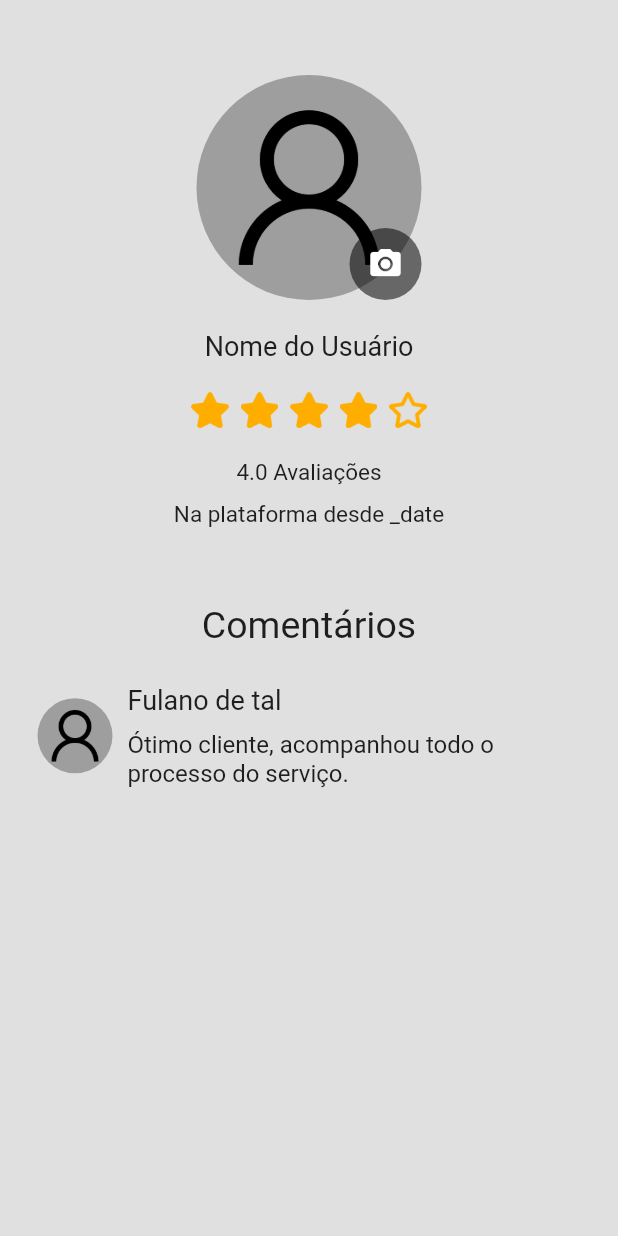
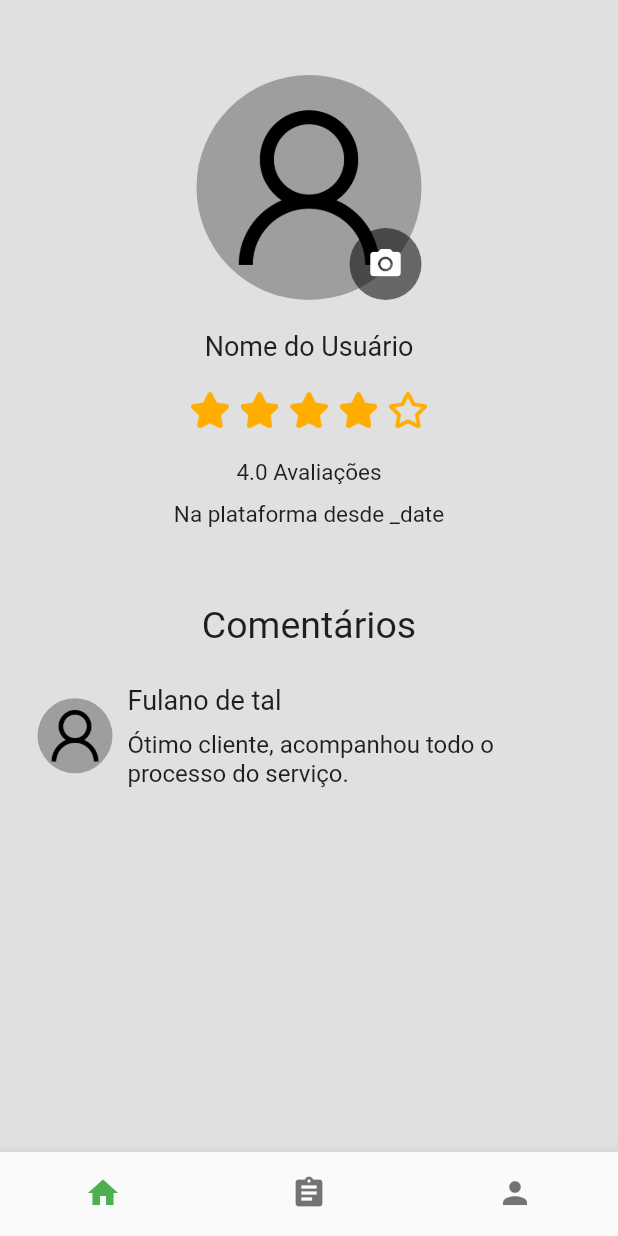
Before and after one commit to Vitkinn/find-services, a Flutter app: the screen it shows after launch, on a phone screen of 412 x 824 dp. Run offline on Flutter 3.47's test engine with Material 2 defaults, Android fonts, the phone set to English and light mode, and no system bars; drawn by our look-alikes of flutter_rating_bar; our stand-ins replace dartz, dio, flutter_modular.

Commit message:
Footbar component

```diff
--- /dev/null
+++ b/lib/src/modules/shared/components/footbar.dart
@@ -0,0 +1,37 @@
+import 'package:flutter/material.dart';
+
+class FootBar extends StatelessWidget {
+  final int _currentIndex = 0;
+
+  const FootBar({super.key});
+
+  /*void _onTabTapped(int index) {
+    setState(() {
+      _currentIndex = index;
+    });
+  }*/
+
+  @override
+  Widget build(BuildContext context) {
+    return BottomNavigationBar(
+      currentIndex: _currentIndex,
+      //onTap: _onTabTapped,
+      showSelectedLabels: false,
+      showUnselectedLabels: false,
+      items: const [
+        BottomNavigationBarItem(
+          icon: Icon(Icons.home),
+          label: '',
+        ),
+        BottomNavigationBarItem(
+          icon: Icon(Icons.assignment),
+          label: '',
+        ),
+        BottomNavigationBarItem(
+          icon: Icon(Icons.person),
+          label: '',
+        ),
+      ],
+    );
+  }
+}
--- a/lib/src/modules/user/presentation/pages/profile_page.dart
+++ b/lib/src/modules/user/presentation/pages/profile_page.dart
@@ -1,5 +1,6 @@
 import 'package:flutter/material.dart';
 import 'package:flutter_rating_bar/flutter_rating_bar.dart';
+import 'package:tcc_frontend/src/modules/shared/components/footbar.dart';
 
 class ProfilePage extends StatelessWidget {
   const ProfilePage({super.key});
@@ -105,39 +106,13 @@ class ProfilePage extends StatelessWidget {
                       )
                     ],
                   ),
-                )
-                // const Padding(
-                //   padding: EdgeInsets.symmetric(horizontal: 50),
-                //   child: Row(
-                //     children: [
-                //       CircleAvatar(
-                //         radius: 25,
-                //         backgroundImage:
-                //             AssetImage('lib/assets/images/user_icon.png'),
-                //         backgroundColor: Colors.grey,
-                //       ),
-                //       SizedBox(width: 10),
-                //       Column(
-                //           crossAxisAlignment: CrossAxisAlignment.start,
-                //           children: [
-                //             Text(
-                //               'Fulano de tal',
-                //               style: TextStyle(fontSize: 18),
-                //             ),
-                //             SizedBox(height: 10),
-                //             Text(
-                //               'Ótimo cliente, acompanhou todo o processo do serviço.',
-                //               style: TextStyle(fontSize: 16),
-                //             ),
-                //           ])
-                //     ],
-                //   ),
-                // ),
+                ),
               ],
             ),
           ),
         ),
       ),
+      bottomNavigationBar: FootBar(),
     );
   }
 }
```
